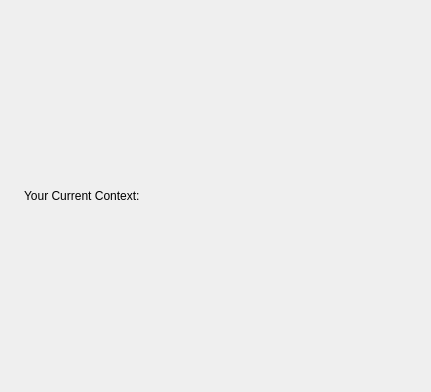
Old version of the form resources/dialog.ui in the repository AlexLaur/tk-multi-support.
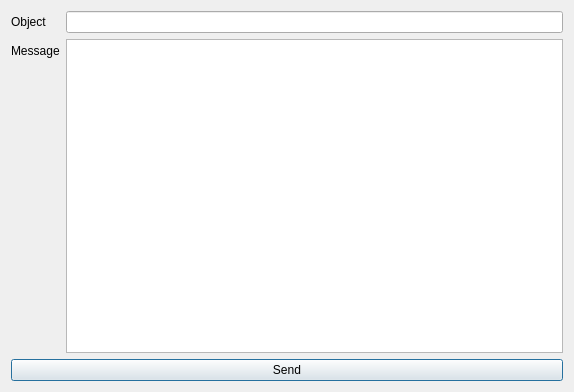
New version of the form. Icons and pictures are not drawn.

Diff of the .ui file:
```diff
--- a/resources/dialog.ui
+++ b/resources/dialog.ui
@@ -6,37 +6,42 @@
    <rect>
     <x>0</x>
     <y>0</y>
-    <width>431</width>
+    <width>574</width>
     <height>392</height>
    </rect>
   </property>
   <property name="windowTitle">
    <string>The Current Sgtk Environment</string>
   </property>
-  <layout class="QHBoxLayout" name="horizontalLayout">
+  <layout class="QVBoxLayout" name="verticalLayout">
    <item>
-    <widget class="QLabel" name="logo_example">
-     <property name="text">
-      <string/>
-     </property>
-     <property name="pixmap">
-      <pixmap resource="resources.qrc">:/res/sg_logo.png</pixmap>
-     </property>
-    </widget>
+    <layout class="QFormLayout" name="formLayout">
+     <item row="0" column="1">
+      <widget class="QLineEdit" name="lie_object"/>
+     </item>
+     <item row="1" column="1">
+      <widget class="QTextEdit" name="txe_content"/>
+     </item>
+     <item row="0" column="0">
+      <widget class="QLabel" name="label">
+       <property name="text">
+        <string>Object</string>
+       </property>
+      </widget>
+     </item>
+     <item row="1" column="0">
+      <widget class="QLabel" name="label_2">
+       <property name="text">
+        <string>Message</string>
+       </property>
+      </widget>
+     </item>
+    </layout>
    </item>
    <item>
-    <widget class="QLabel" name="context">
-     <property name="sizePolicy">
-      <sizepolicy hsizetype="Expanding" vsizetype="Expanding">
-       <horstretch>0</horstretch>
-       <verstretch>0</verstretch>
-      </sizepolicy>
-     </property>
+    <widget class="QPushButton" name="pub_send">
      <property name="text">
-      <string>Your Current Context: </string>
-     </property>
-     <property name="alignment">
-      <set>Qt::AlignLeading|Qt::AlignLeft|Qt::AlignVCenter</set>
+      <string>Send</string>
      </property>
     </widget>
    </item>
```
Left out of the diff: 2 changed lines with no effect on the pictures.
